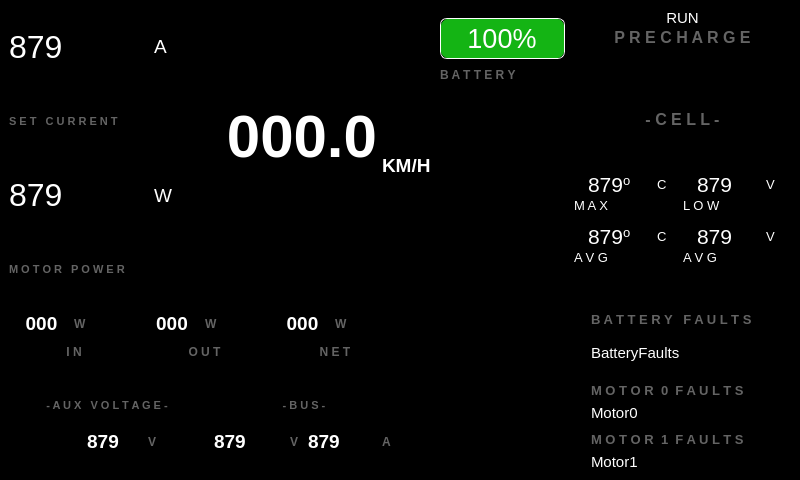
Before: the Qt Designer form src/ViewLayer/RaceModeDisplay/RaceModeDashboardUI.ui in UCSolarCarTeam/Epsilon-Dashboard, drawn with Qt 5.
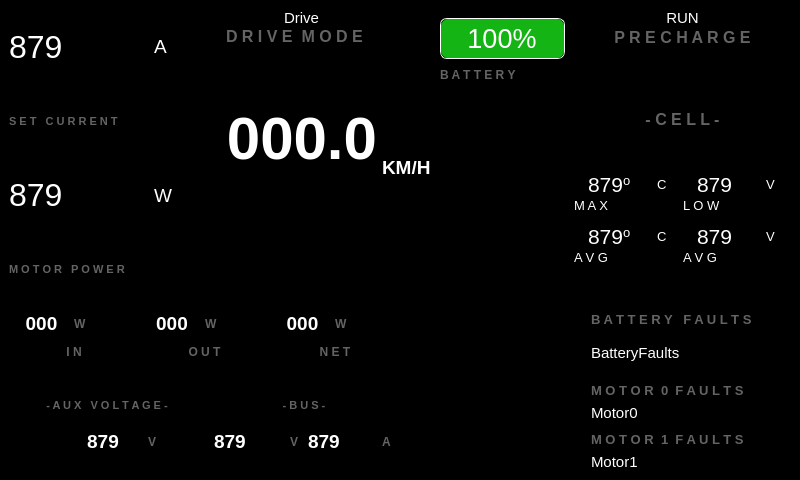
After: the same form once the commit is applied. Icons and pictures are not drawn.

Commit message:
Added drive mode value label to race mode
Added some logic to show if we are also in an invalid state.

Diff of the .ui file:
```diff
--- a/src/ViewLayer/RaceModeDisplay/RaceModeDashboardUI.ui
+++ b/src/ViewLayer/RaceModeDisplay/RaceModeDashboardUI.ui
@@ -975,6 +975,68 @@
                  </layout>
                 </widget>
                </item>
+               <item row="0" column="0">
+                <widget class="QWidget" name="driveModeWidget" native="true">
+                 <layout class="QVBoxLayout" name="verticalLayout_24">
+                  <property name="spacing">
+                   <number>0</number>
+                  </property>
+                  <property name="leftMargin">
+                   <number>0</number>
+                  </property>
+                  <property name="topMargin">
+                   <number>0</number>
+                  </property>
+                  <property name="rightMargin">
+                   <number>0</number>
+                  </property>
+                  <property name="bottomMargin">
+                   <number>50</number>
+                  </property>
+                  <item>
+                   <widget class="QLabel" name="driveModeValueLabel">
+                    <property name="font">
+                     <font>
+                      <pointsize>11</pointsize>
+                     </font>
+                    </property>
+                    <property name="styleSheet">
+                     <string notr="true">color:white;
+</string>
+                    </property>
+                    <property name="text">
+                     <string>Drive</string>
+                    </property>
+                    <property name="alignment">
+                     <set>Qt::AlignCenter</set>
+                    </property>
+                   </widget>
+                  </item>
+                  <item>
+                   <widget class="QLabel" name="driveModeTitleLabel">
+                    <property name="font">
+                     <font>
+                      <pointsize>12</pointsize>
+                      <weight>75</weight>
+                      <bold>true</bold>
+                     </font>
+                    </property>
+                    <property name="styleSheet">
+                     <string notr="true">QLabel {
+qproperty-alignment: AlignHCenter;
+color: rgb(100,100,100);
+}
+
+</string>
+                    </property>
+                    <property name="text">
+                     <string>D R I V E  M O D E</string>
+                    </property>
+                   </widget>
+                  </item>
+                 </layout>
+                </widget>
+               </item>
               </layout>
               <zorder>stateOfChargeDetailsWidget</zorder>
               <zorder>actualSpeedUnitsLabel</zorder>
```
Left out of the diff: 91 changed lines with no effect on the pictures. The commit also changes 5 other files.
